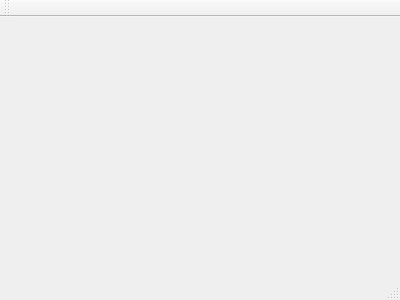
Above: mainwindow.ui from BaranovMykola/UiDebuggerGdb before the change. Below: the same form after it.
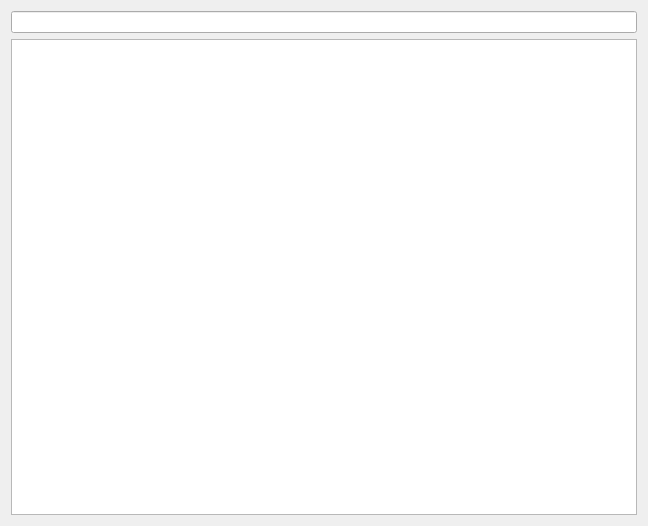
That is the form after the change.

Commit message: SPlitted mainwindow class and gdb class

```diff
--- a/mainwindow.ui
+++ b/mainwindow.ui
@@ -1,24 +1,33 @@
 <ui version="4.0">
  <class>MainWindow</class>
- <widget class="QMainWindow" name="MainWindow" >
-  <property name="geometry" >
+ <widget class="QMainWindow" name="MainWindow">
+  <property name="geometry">
    <rect>
     <x>0</x>
     <y>0</y>
-    <width>400</width>
-    <height>300</height>
+    <width>648</width>
+    <height>526</height>
    </rect>
   </property>
   <property name="windowTitle" >
    <string>MainWindow</string>
   </property>
-  <widget class="QMenuBar" name="menuBar" />
-  <widget class="QToolBar" name="mainToolBar" />
-  <widget class="QWidget" name="centralWidget" />
-  <widget class="QStatusBar" name="statusBar" />
+  <widget class="QWidget" name="centralWidget">
+   <layout class="QGridLayout" name="gridLayout_2">
+    <item row="0" column="0">
+     <layout class="QGridLayout" name="gridLayout">
+      <item row="1" column="0">
+       <widget class="QPlainTextEdit" name="echo"/>
+      </item>
+      <item row="0" column="0">
+       <widget class="QLineEdit" name="command"/>
+      </item>
+     </layout>
+    </item>
+   </layout>
+  </widget>
  </widget>
- <layoutDefault spacing="6" margin="11" />
- <pixmapfunction></pixmapfunction>
+ <layoutdefault spacing="6" margin="11"/>
  <resources/>
  <connections/>
 </ui>
```
Left out of the diff: 3 changed lines with no effect on the pictures. The commit also changes 5 other files.
